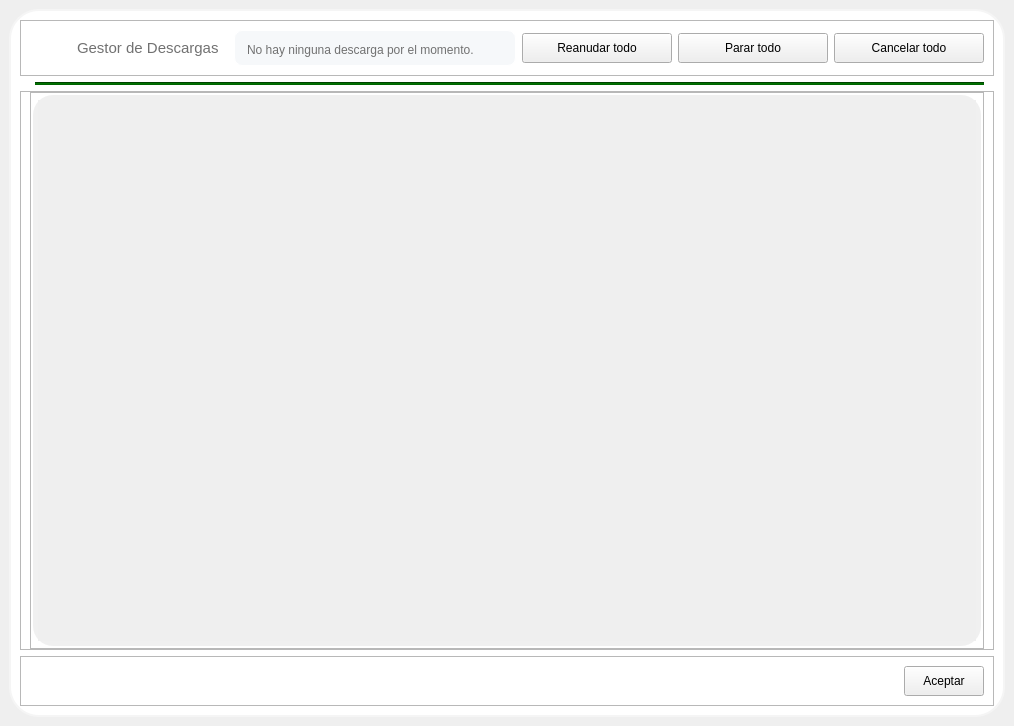
The window that app/gui/Manager.ui (caicesardev/PyDownload) describes before a commit, drawn with Qt 5.
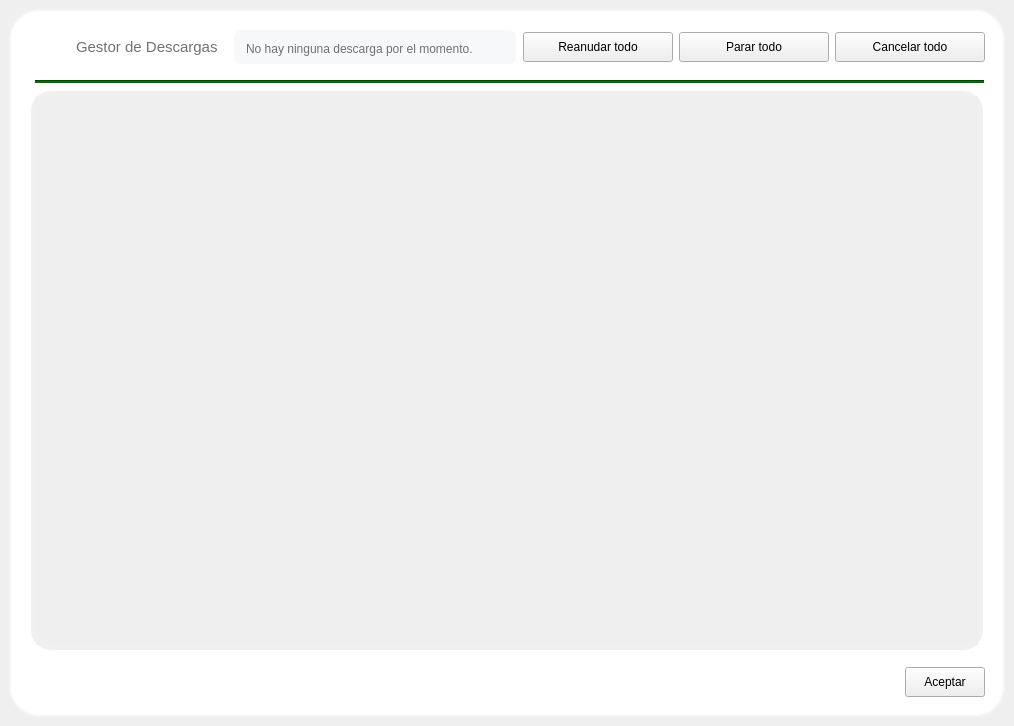
The same window after the commit. Icons and pictures are not drawn.

Commit message: Fixed every frame border

What changed in the file:
```diff
--- a/app/gui/Manager.ui
+++ b/app/gui/Manager.ui
@@ -27,12 +27,6 @@
 	background: white;
 }</string>
       </property>
-      <property name="frameShape">
-       <enum>QFrame::StyledPanel</enum>
-      </property>
-      <property name="frameShadow">
-       <enum>QFrame::Raised</enum>
-      </property>
       <layout class="QVBoxLayout" name="verticalLayout">
        <item>
         <widget class="QFrame" name="header_frame">
@@ -42,12 +36,6 @@
            <height>60</height>
           </size>
          </property>
-         <property name="frameShape">
-          <enum>QFrame::StyledPanel</enum>
-         </property>
-         <property name="frameShadow">
-          <enum>QFrame::Raised</enum>
-         </property>
          <layout class="QHBoxLayout" name="horizontalLayout">
           <item>
            <widget class="QLabel" name="image">
@@ -99,12 +87,6 @@
 	background-color: #F6F8FA;
 }</string>
             </property>
-            <property name="frameShape">
-             <enum>QFrame::StyledPanel</enum>
-            </property>
-            <property name="frameShadow">
-             <enum>QFrame::Raised</enum>
-            </property>
             <layout class="QHBoxLayout" name="horizontalLayout_5">
              <property name="topMargin">
               <number>0</number>
@@ -204,12 +186,6 @@
        </item>
        <item>
         <widget class="QFrame" name="middle_frame">
-         <property name="frameShape">
-          <enum>QFrame::StyledPanel</enum>
-         </property>
-         <property name="frameShadow">
-          <enum>QFrame::Raised</enum>
-         </property>
          <layout class="QVBoxLayout" name="verticalLayout_2">
           <property name="topMargin">
            <number>0</number>
@@ -222,12 +198,6 @@
             <property name="font">
              <font/>
             </property>
-            <property name="frameShape">
-             <enum>QFrame::StyledPanel</enum>
-            </property>
-            <property name="frameShadow">
-             <enum>QFrame::Raised</enum>
-            </property>
             <layout class="QVBoxLayout" name="verticalLayout_3">
              <property name="spacing">
               <number>0</number>
@@ -264,8 +234,8 @@
                  <rect>
                   <x>0</x>
                   <y>0</y>
-                  <width>938</width>
-                  <height>539</height>
+                  <width>942</width>
+                  <height>547</height>
                  </rect>
                 </property>
                </widget>
@@ -285,12 +255,6 @@
            <height>70</height>
           </size>
          </property>
-         <property name="frameShape">
-          <enum>QFrame::StyledPanel</enum>
-         </property>
-         <property name="frameShadow">
-          <enum>QFrame::Raised</enum>
-         </property>
          <layout class="QHBoxLayout" name="horizontalLayout_2">
           <item>
            <spacer name="horizontalSpacer">
```
The commit also changes 9 other files.
